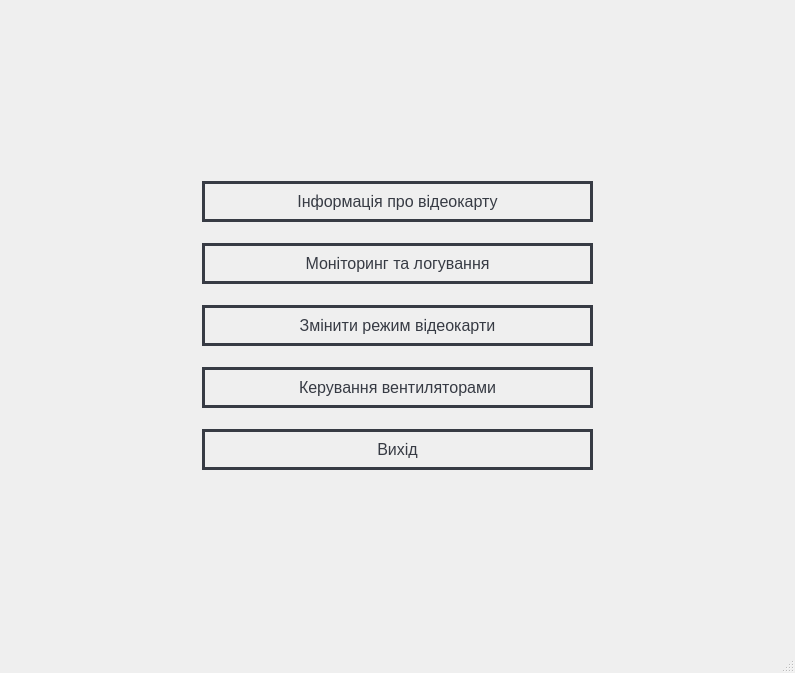
The window that mainwindow.ui (JMrMark/VideoCardController) describes before a commit, drawn with Qt 5.
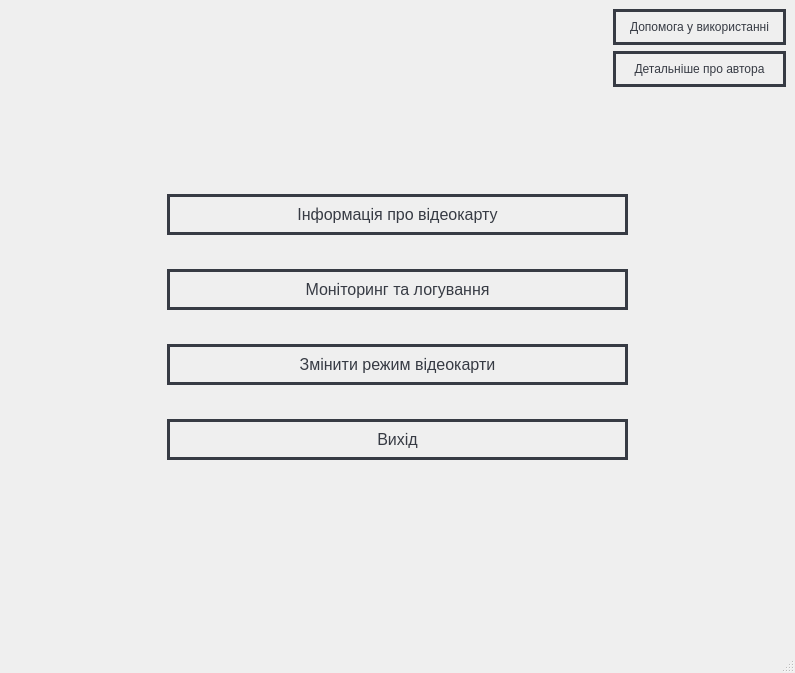
The same window after the commit.

Diff of the .ui file:
```diff
--- a/mainwindow.ui
+++ b/mainwindow.ui
@@ -51,9 +51,9 @@
 }</string>
   </property>
   <widget class="QWidget" name="centralwidget">
-   <layout class="QGridLayout" name="gridLayout_8" rowstretch="1,1,1,1" columnstretch="1,1,1,1">
-    <item row="1" column="3">
-     <spacer name="horizontalSpacer_2">
+   <layout class="QGridLayout" name="gridLayout_8" rowstretch="1,1,3,1,2" columnstretch="1,2,1,1">
+    <item row="2" column="0">
+     <spacer name="horizontalSpacer">
       <property name="orientation">
        <enum>Qt::Orientation::Horizontal</enum>
       </property>
@@ -65,8 +65,24 @@
       </property>
      </spacer>
     </item>
-    <item row="1" column="1" rowspan="2" colspan="2">
+    <item row="4" column="1">
+     <spacer name="verticalSpacer_2">
+      <property name="orientation">
+       <enum>Qt::Orientation::Vertical</enum>
+      </property>
+      <property name="sizeHint" stdset="0">
+       <size>
+        <width>20</width>
+        <height>40</height>
+       </size>
+      </property>
+     </spacer>
+    </item>
+    <item row="2" column="1" rowspan="2" colspan="2">
      <layout class="QVBoxLayout" name="verticalLayout_10">
+      <property name="spacing">
+       <number>10</number>
+      </property>
       <item>
        <widget class="QPushButton" name="infoCard_b">
         <property name="styleSheet">
@@ -163,38 +179,6 @@
         </property>
        </widget>
       </item>
-      <item>
-       <widget class="QPushButton" name="fanCard_b">
-        <property name="styleSheet">
-         <string notr="true">QPushButton {
-    border: 3px solid transparent;
-	border-color: #373B44;
-    padding: 8px 14px;
-    font-size: 16px;
-    color: #373B44;
-    background-color: transparent;
-    background-image: conical-gradient(from 90deg, transparent 90deg, #373B44 90deg);
-    background-position: center;
-    background-repeat: no-repeat;
-    background-origin: content;
-    outline: none;
-}
-
-QPushButton:hover {
-    outline: none;
-	background-color: #bfffac;
-}
-
-QPushButton:pressed {
-    background-color: #373B44;
-    color: white;
-}</string>
-        </property>
-        <property name="text">
-         <string>Керування вентиляторами</string>
-        </property>
-       </widget>
-      </item>
       <item>
        <widget class="QPushButton" name="pushButton_5">
         <property name="styleSheet">
@@ -229,20 +213,7 @@
       </item>
      </layout>
     </item>
-    <item row="1" column="0">
-     <spacer name="horizontalSpacer">
-      <property name="orientation">
-       <enum>Qt::Orientation::Horizontal</enum>
-      </property>
-      <property name="sizeHint" stdset="0">
-       <size>
-        <width>40</width>
-        <height>20</height>
-       </size>
-      </property>
-     </spacer>
-    </item>
-    <item row="0" column="1">
+    <item row="1" column="1">
      <spacer name="verticalSpacer">
       <property name="orientation">
        <enum>Qt::Orientation::Vertical</enum>
@@ -255,8 +226,8 @@
       </property>
      </spacer>
     </item>
-    <item row="3" column="1">
-     <spacer name="verticalSpacer_2">
+    <item row="2" column="3">
+     <spacer name="horizontalSpacer_2">
       <property name="orientation">
        <enum>Qt::Orientation::Vertical</enum>
       </property>
@@ -268,6 +239,100 @@
       </property>
      </spacer>
     </item>
+    <item row="0" column="0" colspan="4">
+     <layout class="QGridLayout" name="gridLayout_2" rowstretch="0,0,0,0,0" columnstretch="1,0,0">
+      <item row="0" column="2">
+       <widget class="QPushButton" name="pushButton">
+        <property name="styleSheet">
+         <string notr="true">QPushButton {
+    border: 3px solid transparent;
+	border-color: #373B44;
+    padding: 8px 14px;
+    font-size: 12px;
+    color: #373B44;
+    background-color: transparent;
+    background-image: conical-gradient(from 90deg, transparent 90deg, #373B44 90deg);
+    background-position: center;
+    background-repeat: no-repeat;
+    background-origin: content;
+    outline: none;
+}
+
+QPushButton:hover {
+    outline: none;
+	background-color: #bfffac;
+}
+
+QPushButton:pressed {
+    background-color: #373B44;
+    color: white;
+}</string>
+        </property>
+        <property name="text">
+         <string>Допомога у використанні</string>
+        </property>
+       </widget>
+      </item>
+      <item row="0" column="1">
+       <spacer name="horizontalSpacer_3">
+        <property name="orientation">
+         <enum>Qt::Orientation::Horizontal</enum>
+        </property>
+        <property name="sizeHint" stdset="0">
+         <size>
+          <width>40</width>
+          <height>20</height>
+         </size>
+        </property>
+       </spacer>
+      </item>
+      <item row="4" column="0">
+       <spacer name="verticalSpacer_3">
+        <property name="orientation">
+         <enum>Qt::Orientation::Vertical</enum>
+        </property>
+        <property name="sizeHint" stdset="0">
+         <size>
+          <width>20</width>
+          <height>40</height>
+         </size>
+        </property>
+       </spacer>
+      </item>
+      <item row="3" column="2">
+       <widget class="QPushButton" name="pushButton_2">
+        <property name="styleSheet">
+         <string notr="true">QPushButton {
+    border: 3px solid transparent;
+	border-color: #373B44;
+    padding: 8px 14px;
+    font-size: 12px;
+    color: #373B44;
+    background-color: transparent;
+    background-image: conical-gradient(from 90deg, transparent 90deg, #373B44 90deg);
+    background-position: center;
+    background-repeat: no-repeat;
+    background-origin: content;
+    outline: none;
+}
+
+QPushButton:hover {
+    outline: none;
+	background-color: #bfffac;
+}
+
+QPushButton:pressed {
+    background-color: #373B44;
+    color: white;
+}</string>
+        </property>
+        <property name="text">
+         <string>Детальніше про автора</string>
+        </property>
+       </widget>
+      </item>
+     </layout>
+    </item>
    </layout>
   </widget>
   <widget class="QMenuBar" name="menubar">
```
Left out of the diff: 6 changed lines with no effect on the pictures.
